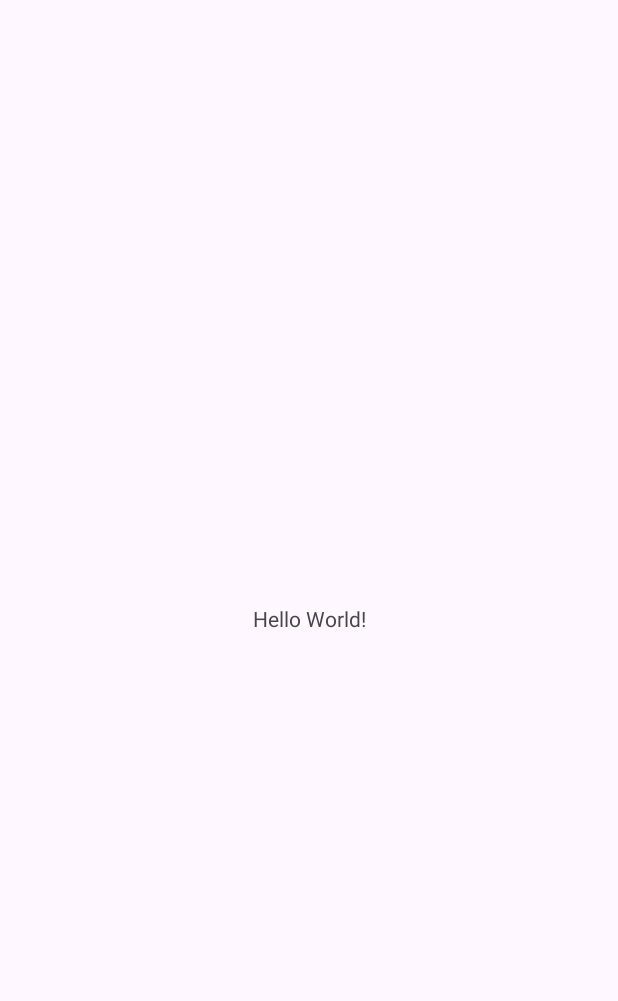
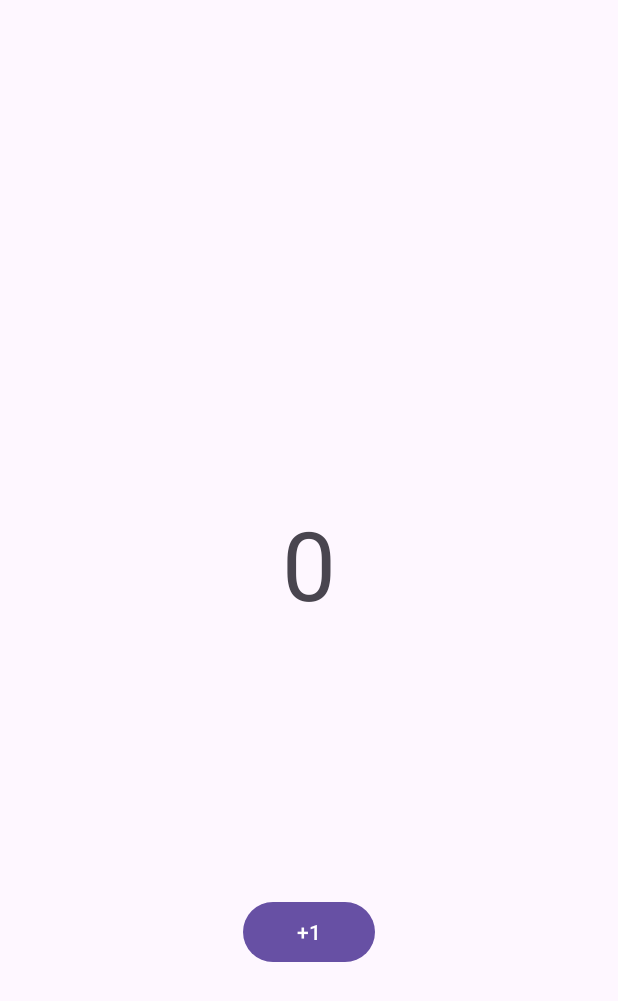
Before and after one commit to dev-satyamthakur/ViewModel-Android, an Android app: the screen it shows after launch (MainActivity), on a phone screen of 412 x 824 dp. Before the commit the part shown is almost empty. Shown: the top 1001 px of the screen. Run offline under Robolectric (Android 15) with nearby library versions, the phone set to English and light mode, and no system bars.

Commit message:
Setting up MainViewModel class

```diff
--- a/app/build.gradle
+++ b/app/build.gradle
@@ -41,4 +41,7 @@ dependencies {
     testImplementation 'junit:junit:4.13.2'
     androidTestImplementation 'androidx.test.ext:junit:1.1.5'
     androidTestImplementation 'androidx.test.espresso:espresso-core:3.5.1'
+
+    // ViewModel
+    implementation "androidx.lifecycle:lifecycle-viewmodel-ktx:2.6.1"
 }
--- a/app/src/main/java/com/satyamthakur/learning/viewmodelandroid/MainActivity.kt
+++ b/app/src/main/java/com/satyamthakur/learning/viewmodelandroid/MainActivity.kt
@@ -2,10 +2,32 @@ package com.satyamthakur.learning.viewmodelandroid
 
 import androidx.appcompat.app.AppCompatActivity
 import android.os.Bundle
+import android.widget.Button
+import android.widget.TextView
+import androidx.lifecycle.ViewModelProvider
+import org.w3c.dom.Text
 
 class MainActivity : AppCompatActivity() {
+
+    lateinit var btn: Button
+    lateinit var mainViewModel: MainViewModel
+    lateinit var tvMain: TextView
+
     override fun onCreate(savedInstanceState: Bundle?) {
         super.onCreate(savedInstanceState)
         setContentView(R.layout.activity_main)
+        btn = findViewById(R.id.increment_button)
+        tvMain = findViewById(R.id.tv_main)
+
+        // setting up the viewModel
+        mainViewModel = ViewModelProvider(this).get(MainViewModel::class.java)
+
+        tvMain.text = mainViewModel.count.toString()
+
+        btn.setOnClickListener {
+            mainViewModel.increment()
+            tvMain.text = mainViewModel.count.toString()
+        }
+
     }
 }
--- /dev/null
+++ b/app/src/main/java/com/satyamthakur/learning/viewmodelandroid/MainViewModel.kt
@@ -0,0 +1,13 @@
+package com.satyamthakur.learning.viewmodelandroid
+
+import androidx.lifecycle.ViewModel
+
+class MainViewModel: ViewModel() {
+
+    var count: Int = 0
+
+    fun increment() {
+        count++
+    }
+
+}
--- a/app/src/main/res/layout/activity_main.xml
+++ b/app/src/main/res/layout/activity_main.xml
@@ -7,12 +7,27 @@
     tools:context=".MainActivity">
 
     <TextView
+        android:id="@+id/tv_main"
         android:layout_width="wrap_content"
         android:layout_height="wrap_content"
-        android:text="Hello World!"
+        android:text="8"
+        android:textSize="64sp"
+        app:layout_constraintBottom_toTopOf="@+id/increment_button"
+        app:layout_constraintEnd_toEndOf="parent"
+        app:layout_constraintStart_toStartOf="parent"
+        app:layout_constraintTop_toTopOf="parent"
+        app:layout_constraintVertical_bias="0.65" />
+
+    <Button
+        android:id="@+id/increment_button"
+        android:layout_width="wrap_content"
+        android:layout_height="wrap_content"
+        android:text="+1"
         app:layout_constraintBottom_toBottomOf="parent"
         app:layout_constraintEnd_toEndOf="parent"
+        app:layout_constraintHorizontal_bias="0.5"
         app:layout_constraintStart_toStartOf="parent"
-        app:layout_constraintTop_toTopOf="parent" />
+        app:layout_constraintTop_toTopOf="parent"
+        app:layout_constraintVertical_bias="0.77" />
 
 </androidx.constraintlayout.widget.ConstraintLayout>
```
